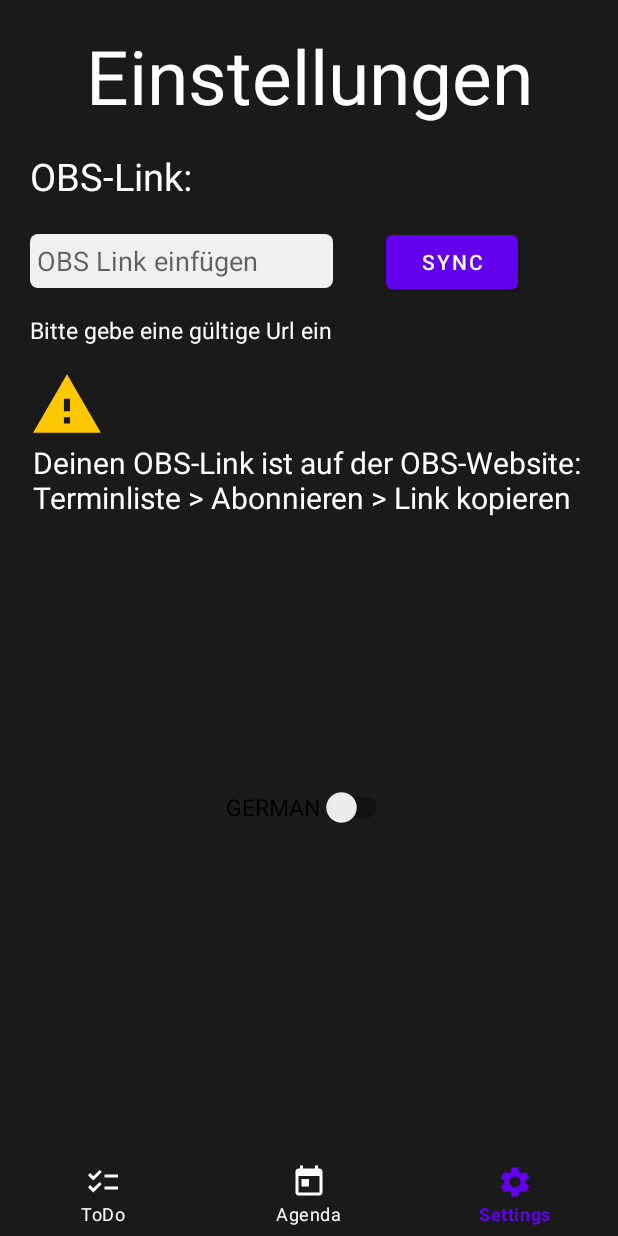
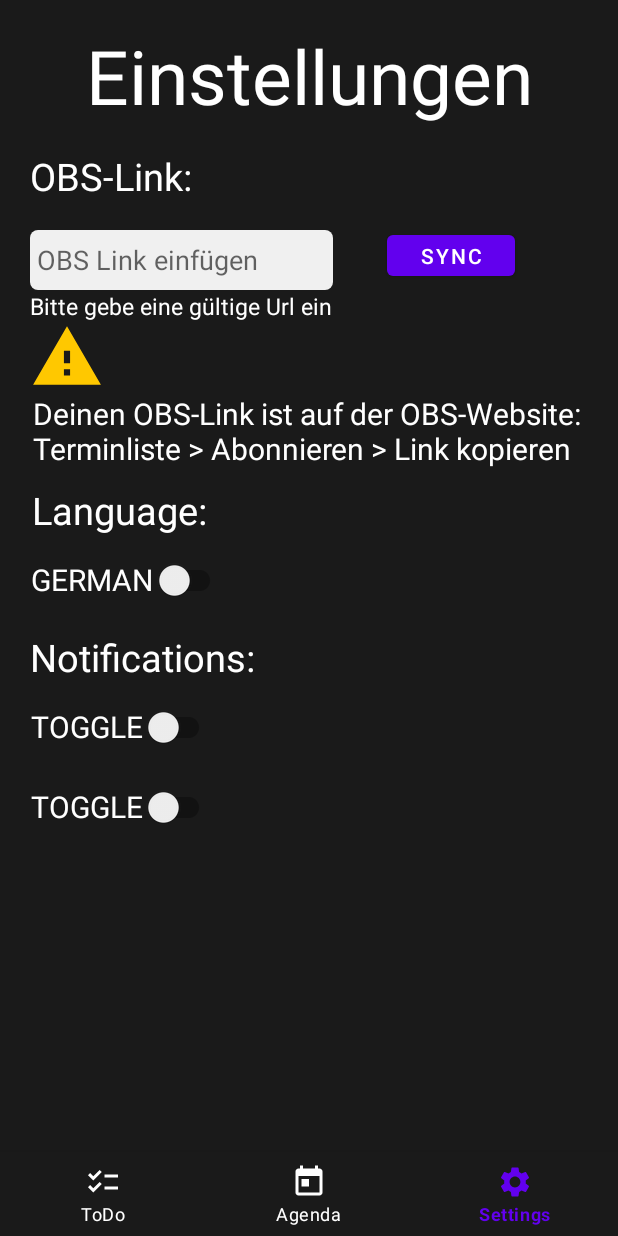
Before and after one commit to Minhphucnguyen49/OBS-Lite_App, an Android app: the screen it shows after launch (MainActivity), item 3 of the bottom bar chosen, on a phone screen of 412 x 824 dp. Run offline under Robolectric (Android 15) with nearby library versions, the phone set to English and light mode, and no system bars.

Commit message:
Updatet Settings

```diff
--- a/app/src/main/res/layout/settings.xml
+++ b/app/src/main/res/layout/settings.xml
@@ -32,7 +32,7 @@
 
     <androidx.constraintlayout.widget.ConstraintLayout
         android:layout_width="match_parent"
-        android:layout_height="388dp"
+        android:layout_height="562dp"
         android:background="@color/dark"
         tools:context=".TodayActivity"
         tools:layout_editor_absoluteX="0dp"
@@ -40,11 +40,11 @@
 
 
         <Button
-            android:visibility="gone"
             android:id="@+id/sendGone"
             android:layout_width="80dp"
             android:layout_height="80dp"
             android:background="@drawable/ic_sync"
+            android:visibility="gone"
             app:backgroundTint="@null"
             app:layout_constraintBottom_toTopOf="@+id/Sync_button_description"
             app:layout_constraintEnd_toEndOf="parent"
@@ -68,15 +68,17 @@
         <EditText
             android:id="@+id/obs_link"
             android:layout_width="202dp"
-            android:layout_height="36dp"
+            android:layout_height="40dp"
             android:layout_marginStart="20dp"
             android:background="@drawable/rounded_edit_text"
+            android:bottomRightRadius="15dp"
             android:hint=" Insert OBS Link"
-            android:bottomRightRadius="15dp"
             app:layout_constraintBottom_toBottomOf="parent"
             app:layout_constraintStart_toStartOf="parent"
             app:layout_constraintTop_toBottomOf="@+id/OBS_link_heading"
-            app:layout_constraintVertical_bias="0.068" />
+            app:layout_constraintVertical_bias="0.038" />
+
+        <!--android:visibility="gone"-->
 
         <TextView
             android:id="@+id/sync_time"
@@ -89,18 +91,16 @@
             app:layout_constraintHorizontal_bias="0.0"
             app:layout_constraintStart_toStartOf="@+id/obs_link"
             app:layout_constraintTop_toBottomOf="@+id/obs_link"
-            app:layout_constraintVertical_bias="0.062" />
-
-        <!--android:visibility="gone"-->
+            app:layout_constraintVertical_bias="0.0" />
 
         <TextView
-            android:visibility="gone"
             android:id="@+id/Sync_button_description"
             android:layout_width="wrap_content"
             android:layout_height="wrap_content"
             android:layout_marginBottom="88dp"
             android:text="Sync now"
             android:textAppearance="@style/description"
+            android:visibility="gone"
             app:layout_constraintBottom_toBottomOf="parent"
             app:layout_constraintEnd_toEndOf="parent"
             app:layout_constraintHorizontal_bias="0.498"
@@ -110,12 +110,12 @@
             android:id="@+id/image_warning"
             android:layout_width="49dp"
             android:layout_height="49dp"
-
             android:layout_marginStart="20dp"
+            android:layout_marginTop="10dp"
             app:layout_constraintBottom_toBottomOf="parent"
             app:layout_constraintStart_toStartOf="parent"
             app:layout_constraintTop_toBottomOf="@+id/obs_link"
-            app:layout_constraintVertical_bias="0.216"
+            app:layout_constraintVertical_bias="0.024"
             app:srcCompat="@drawable/ic_baseline_warning_24" />
 
         <TextView
@@ -124,52 +124,102 @@
             android:layout_height="wrap_content"
             android:layout_marginStart="20dp"
             android:text="Get your OBS-Link from the OBS-Website:\nSchedule > Subscribe > Copy link"
-
             android:textAppearance="@style/linkWarning"
             app:layout_constraintBottom_toBottomOf="parent"
             app:layout_constraintEnd_toEndOf="parent"
             app:layout_constraintHorizontal_bias="0.083"
             app:layout_constraintStart_toStartOf="parent"
             app:layout_constraintTop_toBottomOf="@+id/obs_link"
-            app:layout_constraintVertical_bias="0.419" />
+            app:layout_constraintVertical_bias="0.164" />
 
         <Button
             android:id="@+id/send"
-            android:layout_width="wrap_content"
-            android:layout_height="wrap_content"
+            android:layout_width="85dp"
+            android:layout_height="39dp"
             android:layout_marginStart="35dp"
             android:layout_marginTop="16dp"
             android:text="Sync"
             app:layout_constraintBottom_toBottomOf="parent"
             app:layout_constraintEnd_toEndOf="parent"
-            app:layout_constraintHorizontal_bias="0.0"
+            app:layout_constraintHorizontal_bias="0.014"
             app:layout_constraintStart_toEndOf="@+id/obs_link"
             app:layout_constraintTop_toBottomOf="@+id/OBS_link_heading"
             app:layout_constraintVertical_bias="0.0" />
 
+        <TextView
 
-    </androidx.constraintlayout.widget.ConstraintLayout>
-
-    <androidx.constraintlayout.widget.ConstraintLayout
-
-    android:layout_width="match_parent"
-    android:layout_height="100dp"
-    android:background="@color/dark"
-    tools:context=".TodayActivity">
+            android:id="@+id/Language_Area"
+            android:layout_width="wrap_content"
+            android:layout_height="wrap_content"
+            android:layout_marginTop="10dp"
+            android:text="Language:"
+            android:textAppearance="@style/heading"
+            app:layout_constraintEnd_toEndOf="parent"
+            app:layout_constraintHorizontal_bias="0.072"
+            app:layout_constraintStart_toStartOf="parent"
+            app:layout_constraintTop_toBottomOf="@+id/no_link_warning" />
 
         <androidx.appcompat.widget.SwitchCompat
             android:id="@+id/button_toggle"
             android:layout_width="wrap_content"
             android:layout_height="wrap_content"
+            android:layout_marginTop="5dp"
             android:text="GERMAN"
             android:textAppearance="@style/button"
+            android:textColor="#FFFFFF"
+            android:textSize="20sp"
             app:layout_constraintBottom_toBottomOf="parent"
             app:layout_constraintEnd_toEndOf="parent"
+            app:layout_constraintHorizontal_bias="0.073"
             app:layout_constraintStart_toStartOf="parent"
-        app:layout_constraintTop_toTopOf="parent"
-        app:layout_constraintVertical_bias="0.506" />
+            app:layout_constraintTop_toBottomOf="@+id/Language_Area"
+            app:layout_constraintVertical_bias="0.0" />
+
+        <TextView
+
+            android:id="@+id/Notifications_Area"
+            android:layout_width="wrap_content"
+            android:layout_height="wrap_content"
+            android:layout_marginTop="10dp"
+            android:text="Notifications:"
+            android:textAppearance="@style/heading"
+            app:layout_constraintEnd_toEndOf="parent"
+            app:layout_constraintHorizontal_bias="0.076"
+            app:layout_constraintStart_toStartOf="parent"
+            app:layout_constraintTop_toBottomOf="@+id/button_toggle" />
+
+        <androidx.appcompat.widget.SwitchCompat
+            android:id="@+id/button_toggle_2"
+            android:layout_width="wrap_content"
+            android:layout_height="wrap_content"
+            android:layout_marginTop="5dp"
+            android:text="TOGGLE"
+            android:textAppearance="@style/button"
+            android:textColor="#FFFFFF"
+            android:textSize="20sp"
+            app:layout_constraintBottom_toBottomOf="parent"
+            app:layout_constraintEnd_toEndOf="parent"
+            app:layout_constraintHorizontal_bias="0.071"
+            app:layout_constraintStart_toStartOf="parent"
+            app:layout_constraintTop_toBottomOf="@+id/Notifications_Area"
+            app:layout_constraintVertical_bias="0.0" />
+
+        <androidx.appcompat.widget.SwitchCompat
+            android:id="@+id/button_toggle_3"
+            android:layout_width="wrap_content"
+            android:layout_height="wrap_content"
+            android:layout_marginTop="5dp"
+            android:text="TOGGLE"
+            android:textAppearance="@style/button"
+            android:textColor="#FFFFFF"
+            android:textSize="20sp"
+            app:layout_constraintBottom_toBottomOf="parent"
+            app:layout_constraintEnd_toEndOf="parent"
+            app:layout_constraintHorizontal_bias="0.071"
+            app:layout_constraintStart_toStartOf="parent"
+            app:layout_constraintTop_toBottomOf="@+id/button_toggle_2"
+            app:layout_constraintVertical_bias="0.0" />
 
     </androidx.constraintlayout.widget.ConstraintLayout>
 
-
 </LinearLayout>
```
Lines whose indentation alone changed are shown as unchanged.
